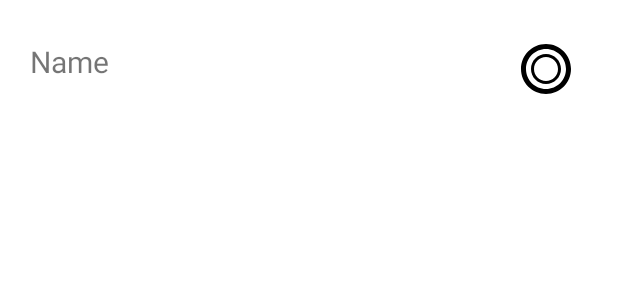
After one commit to SteveMontelongo/ProjectRecipeMe, an Android app: the layout item_recipe_confirmation.xml on its own in the app's theme, with its tools: preview values and no code run, on a phone screen of 412 x 824 dp. The commit adds this screen. Shown: the top 300 px of the screen. Run offline under Robolectric (Android 15) with nearby library versions, the light colour scheme and no system bars; network calls fail.

Commit message:
Recipe Detail screen now transitions to a confirmation page where the user will be able to update the fridge based on the ingredients used in the recipe.

```diff
--- a/app/src/main/java/com/recipeme/daos/FridgeDao.kt
+++ b/app/src/main/java/com/recipeme/daos/FridgeDao.kt
@@ -17,4 +17,7 @@ interface FridgeDao {
     @Delete
     fun deleteIngredient(ingredient: Ingredient)
 
+    @Query("DELETE FROM Ingredient WHERE id = :id")
+    fun deleteById(id: Int)
+
 }
--- /dev/null
+++ b/app/src/main/res/layout/item_recipe_confirmation.xml
@@ -0,0 +1,39 @@
+<?xml version="1.0" encoding="utf-8"?>
+<androidx.constraintlayout.widget.ConstraintLayout xmlns:android="http://schemas.android.com/apk/res/android"
+    xmlns:app="http://schemas.android.com/apk/res-auto"
+    xmlns:tools="http://schemas.android.com/tools"
+    android:layout_width="match_parent"
+    android:layout_height="wrap_content"
+    android:padding="16dp">
+
+    <TextView
+        android:id="@+id/tvItemRecipeConfirmation"
+        android:layout_width="0dp"
+        android:layout_height="50dp"
+        android:layout_marginStart="4dp"
+        android:layout_marginEnd="40dp"
+        android:ellipsize="end"
+        android:gravity="start|center_vertical"
+        android:maxLength="27"
+        android:maxLines="1"
+        android:text="Name"
+        android:textSize="20sp"
+        app:layout_constraintEnd_toStartOf="@+id/ibItemRecipeConfirmationStatus"
+        app:layout_constraintStart_toStartOf="parent"
+        app:layout_constraintTop_toTopOf="parent" />
+
+
+    <ImageButton
+        android:id="@+id/ibItemRecipeConfirmationStatus"
+        android:layout_width="40dp"
+        android:layout_height="40dp"
+        android:layout_marginEnd="12dp"
+        android:background="@drawable/ic_confirm_unchecked"
+        app:layout_constraintBottom_toBottomOf="@+id/tvItemRecipeConfirmation"
+        app:layout_constraintEnd_toEndOf="parent"
+        app:layout_constraintTop_toTopOf="@+id/tvItemRecipeConfirmation"
+        app:layout_constraintVertical_bias="1.0"
+        app:srcCompat="@drawable/ic_confirm_unchecked" />
+
+
+</androidx.constraintlayout.widget.ConstraintLayout>
```
Also changed, not shown: app/src/main/AndroidManifest.xml (+7 -0 lines), app/src/main/java/com/recipeme/activities/RecipeConfirmationActivity.kt (added, +105 -0 lines), app/src/main/java/com/recipeme/activities/RecipeDetailActivity.kt (+53 -1 lines), app/src/main/java/com/recipeme/adapters/RecipeConfirmationAdapter.kt (added, +40 -0 lines), app/src/main/java/com/recipeme/fragments/RecipesFragment.kt (+8 -0 lines), app/src/main/res/layout/activity_recipe_confirmation.xml (added, +75 -0 lines), app/src/main/res/layout/activity_recipe_detail.xml (+13 -20 lines).
